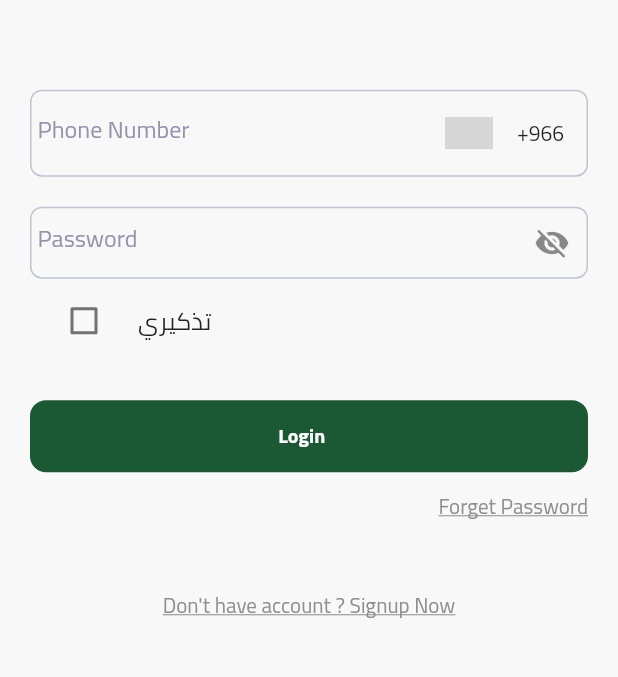
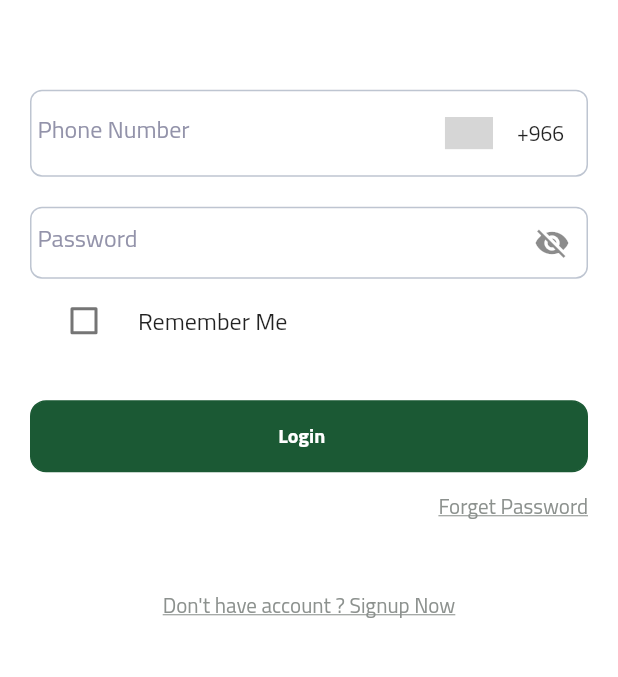
Before and after one commit to MohamedElshatlawy/Takeit_custom, a Flutter app: the screen it shows after launch, on a phone screen of 412 x 824 dp, the part 359-1036 px from its top. Run offline on Flutter 3.47's test engine with Material 2 defaults, Android fonts, the phone set to English and light mode, and no system bars; drawn by our look-alikes of country_code_picker; our stand-ins replace carousel_pro, flutter_bloc, flutter_riverpod, flutter_screenutil, fluttertoast, get and 7 more; missing offline and left inert: flutter_polyline_points, restart_app; grey boxes are pictures that could not be loaded.

```diff
--- a/lib/App/app_event.dart
+++ b/lib/App/app_event.dart
@@ -1,3 +1,5 @@
+import 'package:syncfusion_flutter_datepicker/datepicker.dart';
+
 abstract class AppEvent {}
 
 class Click extends AppEvent {}
@@ -16,3 +18,12 @@ class BookingTime extends AppEvent {
 }
 
 class ActivateCode extends AppEvent {}
+
+class Increment extends AppEvent {}
+
+class Decrement extends AppEvent {}
+
+class SelectedDate extends AppEvent {
+  DateRangePickerSelectionChangedArgs args;
+  SelectedDate({this.args});
+}
--- a/lib/l10n/intl_ar.arb
+++ b/lib/l10n/intl_ar.arb
@@ -17,5 +17,6 @@
     "sandwiches": "ساندوتشات",
     "aribianFood": "وجبات عربية",
     "booking": "حجز",
-    "avaliableTime": "المواعيد المتاحة"
+    "avaliableTime": "المواعيد المتاحة",
+    "rememberMe": "تذكيري"
 }
--- a/lib/l10n/intl_en.arb
+++ b/lib/l10n/intl_en.arb
@@ -17,5 +17,6 @@
     "sandwiches": "Sandwiches",
     "aribianFood": "Arabian Food",
     "booking": "Book Now",
-    "avaliableTime": "Available Booking Times"
+    "avaliableTime": "Available Booking Times",
+    "rememberMe": "Remember Me"
 }
--- a/lib/main.dart
+++ b/lib/main.dart
@@ -7,6 +7,7 @@ import 'package:flutter_screenutil/flutter_screenutil.dart';
 import 'package:get/get.dart';
 import 'package:shared_preferences/shared_preferences.dart';
 import 'package:v_room_app/Blocs/availableTimeHome_bloc.dart';
+import 'package:v_room_app/Blocs/booking_bloc.dart';
 import 'package:v_room_app/Blocs/forget_password_bloc.dart';
 import 'package:v_room_app/Blocs/home_bloc.dart';
 import 'package:v_room_app/Blocs/login_bloc.dart';
@@ -59,15 +60,16 @@ class MyMaterial extends ConsumerWidget {
           BlocProvider<AvailableTimeHomeBloc>(
               create: (_) => AvailableTimeHomeBloc()),
           BlocProvider<ResturantBloc>(create: (_) => ResturantBloc()),
+          BlocProvider<BookingBolc>(create: (_) => BookingBolc()),
         ],
         child: GetMaterialApp(
           debugShowCheckedModeBanner: true,
           locale: Locale(localeApp.toString()),
           theme: ThemeData(
             primaryColor: ColorsUtils.primaryYellow,
-            scaffoldBackgroundColor: localeApp == 'en'
-                ? ColorsUtils.englishBackgroundColor
-                : ColorsUtils.arabicBackgroundColor,
+            scaffoldBackgroundColor: localeApp == 'ar'
+                ? ColorsUtils.arabicBackgroundColor
+                : ColorsUtils.englishBackgroundColor,
             fontFamily: FontUtils.CAIRO_FONT,
           ),
           supportedLocales: S.delegate.supportedLocales,
--- /dev/null
+++ b/lib/models/response/booking_model.dart
@@ -0,0 +1,70 @@
+class BookingModel {
+  BookingModel({
+    this.code,
+    this.status,
+    this.message,
+    this.responseModel,
+  });
+
+  bool status;
+  int code;
+  String message;
+  ResponseModel responseModel;
+  factory BookingModel.fromJson(Map<String, dynamic> json) => BookingModel(
+        code: json["code"] == null ? null : json["code"],
+        status: json["status"] == null ? null : json["status"],
+        message: json["message"] == null ? null : json["message"],
+        responseModel: json["response"] == null
+            ? null
+            : ResponseModel.fromJson(json['response']),
+      );
+
+  Map<String, dynamic> toJson() => {
+        "code": code,
+        "status": status,
+        "message": message,
+        "response": responseModel,
+      };
+}
+
+class ResponseModel {
+  ResponseModel({
+    this.data,
+  });
+
+  List<Datum> data;
+
+  factory ResponseModel.fromJson(Map<String, dynamic> json) => ResponseModel(
+        data: List<Datum>.from(json["data"].map((x) => Datum.fromJson(x))),
+      );
+
+  Map<String, dynamic> toJson() => {
+        "data": List<dynamic>.from(data.map((x) => x.toJson())),
+      };
+}
+
+class Datum {
+  Datum({
+    this.sectionId,
+    this.sectionName,
+    this.availableSlots,
+    this.selectedRadio,
+  });
+
+  int sectionId;
+  String sectionName;
+  List<String> availableSlots;
+  String selectedRadio;
+  factory Datum.fromJson(Map<String, dynamic> json) => Datum(
+        sectionId: json["sectionId"],
+        selectedRadio: null,
+        sectionName: json["sectionName"],
+        availableSlots: List<String>.from(json["availableSlots"].map((x) => x)),
+      );
+
+  Map<String, dynamic> toJson() => {
+        "sectionId": sectionId,
+        "sectionName": sectionName,
+        "availableSlots": List<dynamic>.from(availableSlots.map((x) => x)),
+      };
+}
--- a/lib/screens/auth/login.dart
+++ b/lib/screens/auth/login.dart
@@ -67,7 +67,7 @@ class _LoginState extends State<Login> {
                         onChanged: context.read<LoginBloc>().updatePassword,
                       ),
                       CheckboxListTile(
-                        title: Text("تذكيري"),
+                        title: Text(S.current.rememberMe),
                         value: rememberMe,
                         onChanged: (newValue) {
                           setState(() {
--- a/lib/screens/customDrawer.dart
+++ b/lib/screens/customDrawer.dart
@@ -33,8 +33,8 @@ class _CustomDrawerState extends State<CustomDrawer> {
   @override
   Widget build(BuildContext context) {
     return ClipRRect(
-      borderRadius: BorderRadius.only(
-          topLeft: Radius.circular(15), bottomLeft: Radius.circular(15)),
+      // borderRadius: BorderRadius.only(
+      //     topLeft: Radius.circular(15), bottomLeft: Radius.circular(15)),
       child: SizedBox(
         height: 850.h,
         width: 230.w,
--- a/lib/screens/resturantDetail.dart
+++ b/lib/screens/resturantDetail.dart
@@ -3,12 +3,14 @@ import 'package:flutter/material.dart';
 import 'package:flutter/rendering.dart';
 import 'package:flutter_bloc/flutter_bloc.dart';
 import 'package:flutter_screenutil/flutter_screenutil.dart';
+import 'package:get/get.dart';
 import 'package:google_maps_flutter/google_maps_flutter.dart';
 import 'package:v_room_app/App/app_event.dart';
 import 'package:v_room_app/App/app_state.dart';
 import 'package:v_room_app/Blocs/resturant_bloc.dart';
 import 'package:v_room_app/generated/l10n.dart';
 import 'package:v_room_app/models/response/map_model.dart';
+import 'package:v_room_app/screens/booking_now.dart';
 import 'package:v_room_app/screens/widgets/CustomListTitle.dart';
 import 'package:v_room_app/screens/widgets/custom_appbar.dart';
 import 'package:v_room_app/screens/widgets/custom_rounded_btn.dart';
@@ -203,6 +205,9 @@ class _ResturantDetailsState extends State<ResturantDetails> {
       bottomNavigationBar: Padding(
         padding: const EdgeInsets.all(10.0),
         child: CustomRoundedButton(
+          pressed: () {
+            Get.to(() => BookingNowScreen());
+          },
           height: 50.h,
           backgroundColor: ColorsUtils.primaryGreen,
           textColor: ColorsUtils.whiteColor,
```
Also changed, not shown: lib/Blocs/booking_bloc.dart (added, +141 -0 lines), lib/repository/user_repository.dart (+14 -0 lines), lib/screens/booking_now.dart (added, +106 -0 lines), lib/screens/googleMap.dart (+8 -9 lines), lib/screens/home.dart (+144 -194 lines), lib/screens/pay.dart (+0 -12 lines), lib/generated/intl/messages_ar.dart, lib/generated/intl/messages_en.dart, lib/generated/l10n.dart.
